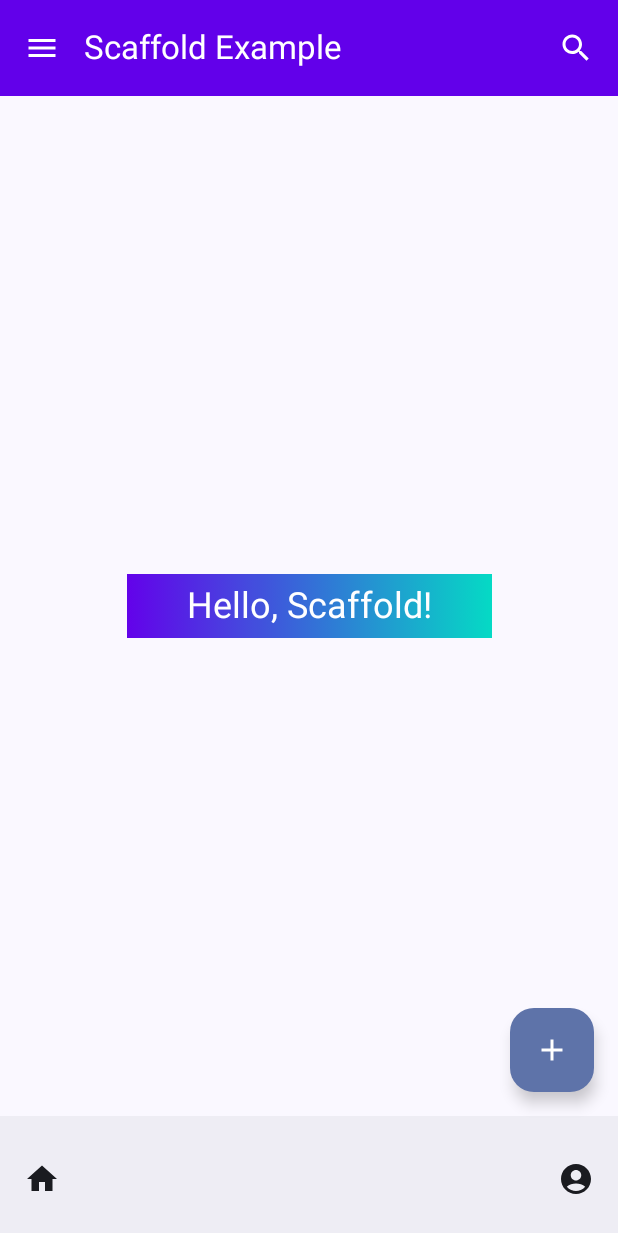
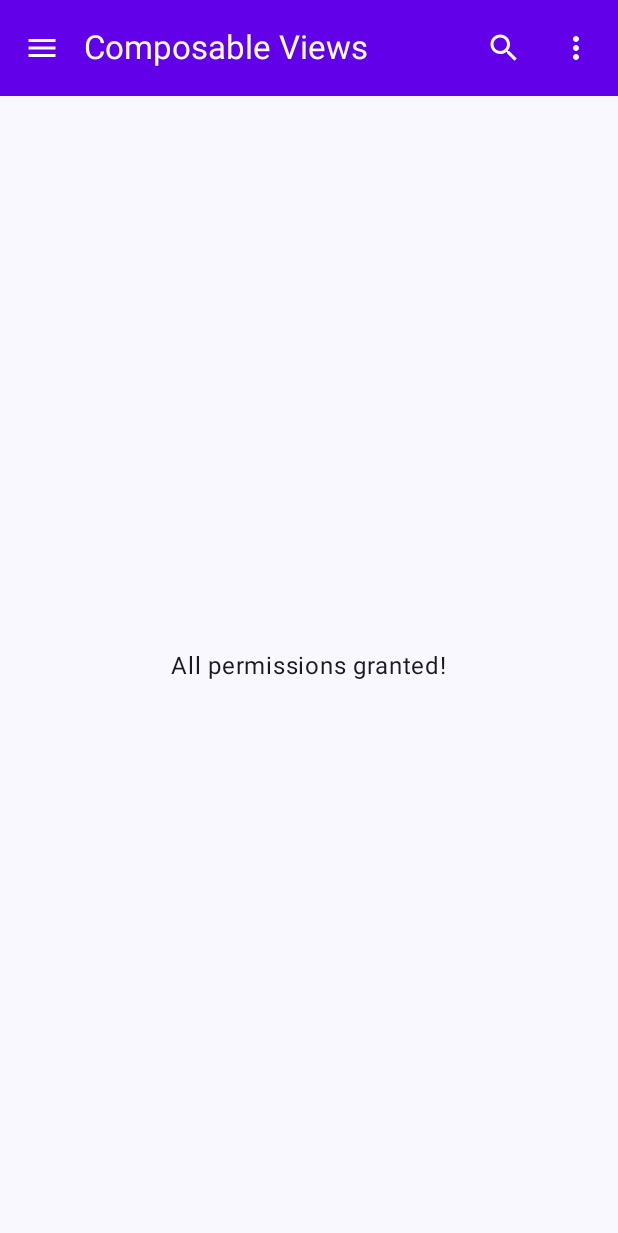
Before and after one commit to gauravdubey/ComposableViewDemo, an Android app built with Jetpack Compose: the screen it shows after launch (MainActivity), on a phone screen of 412 x 824 dp. Shown: the top 1233 px of the screen. Run offline under Robolectric (Android 15) with nearby library versions, the phone set to English and light mode, and no system bars.

Commit message:
Commiting Runtime Permission added

```diff
--- a/app/build.gradle.kts
+++ b/app/build.gradle.kts
@@ -64,7 +64,7 @@ dependencies {
     implementation(libs.material3)
     implementation(libs.ui)
     implementation(libs.androidx.foundation)
-    implementation(libs.androidx.material3.v120)
+    implementation(libs.accompanist.permissions)
 
     testImplementation(libs.junit)
     androidTestImplementation(libs.androidx.junit)
--- a/app/src/main/java/com/gaurav/composableviewdemo/MainActivity.kt
+++ b/app/src/main/java/com/gaurav/composableviewdemo/MainActivity.kt
@@ -11,13 +11,16 @@ import androidx.compose.material3.Scaffold
 import androidx.compose.runtime.Composable
 import androidx.compose.ui.Modifier
 import androidx.compose.ui.tooling.preview.Preview
+import com.gaurav.composableviewdemo.composableview.AccompanistPermissionExample
 import com.gaurav.composableviewdemo.composableview.AllTextFieldViews
 import com.gaurav.composableviewdemo.composableview.CheckboxViews
 import com.gaurav.composableviewdemo.composableview.CollapsableToolbarExample
 import com.gaurav.composableviewdemo.composableview.CompleteToolBarScreen
+import com.gaurav.composableviewdemo.composableview.CountdownScreen
 import com.gaurav.composableviewdemo.composableview.CustomToolBar
 import com.gaurav.composableviewdemo.composableview.DialogViewExample
 import com.gaurav.composableviewdemo.composableview.DropdownMenuViews
+import com.gaurav.composableviewdemo.composableview.MultiplePermissionsExample
 import com.gaurav.composableviewdemo.composableview.MyScaffoldViewExample
 import com.gaurav.composableviewdemo.composableview.RadioButtonViews
 import com.gaurav.composableviewdemo.composableview.SwitchViewsDemo
@@ -32,10 +35,10 @@ class MainActivity : ComponentActivity() {
 //                ColumnViewWithAlignment()
 //                RowViewsWithAlignment()
 //                ButtonViews()
-//                MainScreen()
+                MainScreen()
 //                CompleteToolBarScreen()
 //                CollapsableToolbarExample()
-                MyScaffoldViewExample()
+//                MyScaffoldViewExample()
             }
         }
     }
@@ -55,13 +58,16 @@ fun MainScreen() {
                     .fillMaxSize()
                     .padding(padding)
             ) {
-                AllTextFieldViews()
+//                AllTextFieldViews()
 //                ImageViewExample()
 //                CheckboxViews()
 //                RadioButtonViews()
 //                SwitchViewsDemo()
 //                DropdownMenuViews()
 //                DialogViewExample()
+//                CountdownScreen()
+//                MultiplePermissionsExample()
+                AccompanistPermissionExample()
             }
         }
     )
--- /dev/null
+++ b/app/src/main/java/com/gaurav/composableviewdemo/composableview/AccompanistPermissionsExample.kt
@@ -0,0 +1,57 @@
+package com.gaurav.composableviewdemo.composableview
+
+import androidx.compose.foundation.layout.Arrangement
+import androidx.compose.foundation.layout.Column
+import androidx.compose.foundation.layout.Spacer
+import androidx.compose.foundation.layout.fillMaxSize
+import androidx.compose.foundation.layout.height
+import androidx.compose.foundation.layout.padding
+import androidx.compose.material3.Button
+import androidx.compose.material3.Text
+import androidx.compose.runtime.Composable
+import androidx.compose.ui.Alignment
+import androidx.compose.ui.Modifier
+import androidx.compose.ui.unit.dp
+import com.google.accompanist.permissions.ExperimentalPermissionsApi
+import com.google.accompanist.permissions.rememberMultiplePermissionsState
+
+@OptIn(ExperimentalPermissionsApi::class)
+@Composable
+fun AccompanistPermissionExample() {
+    val permissionsState = rememberMultiplePermissionsState(
+        permissions = listOf(
+            android.Manifest.permission.CAMERA,
+            android.Manifest.permission.ACCESS_FINE_LOCATION
+        )
+    )
+
+    Column(
+        modifier = Modifier
+            .fillMaxSize()
+            .padding(16.dp),
+        verticalArrangement = Arrangement.Center,
+        horizontalAlignment = Alignment.CenterHorizontally
+    ) {
+        when {
+            permissionsState.allPermissionsGranted -> {
+                Text("All permissions granted!")
+            }
+
+            permissionsState.shouldShowRationale -> {
+                Text("Permissions required for app functionality.")
+                Spacer(modifier = Modifier.height(8.dp))
+                Button(onClick = { permissionsState.launchMultiplePermissionRequest() }) {
+                    Text("Grant Permissions")
+                }
+            }
+
+            else -> {
+                Text("Permissions not granted.")
+                Spacer(modifier = Modifier.height(8.dp))
+                Button(onClick = { permissionsState.launchMultiplePermissionRequest() }) {
+                    Text("Request Permissions")
+                }
+            }
+        }
+    }
+}
--- a/app/src/main/java/com/gaurav/composableviewdemo/composableview/ToobarViewExample.kt
+++ b/app/src/main/java/com/gaurav/composableviewdemo/composableview/ToobarViewExample.kt
@@ -152,6 +152,5 @@ fun ToolbarViewExample(onTextChange: (String) -> Unit) {
             navigationIconContentColor = Color.White// Title text color
         )
 
-//                elevation = 8.dp // Elevation of the toolbar
     )
 }
--- a/app/src/main/java/com/gaurav/composableviewdemo/composableview/ToolbarView.kt
+++ b/app/src/main/java/com/gaurav/composableviewdemo/composableview/ToolbarView.kt
@@ -13,6 +13,7 @@ import androidx.compose.material3.TopAppBar
 import androidx.compose.material3.TopAppBarDefaults
 import androidx.compose.runtime.Composable
 import androidx.compose.ui.graphics.Color
+import androidx.compose.ui.tooling.preview.Preview
 
 /**
  * This is the simple toolbar
@@ -38,6 +39,7 @@ fun SimpleToolbar() {
 /**
  * This is the custom toolbar
  */
+@Preview
 @OptIn(ExperimentalMaterial3Api::class)
 @Composable
 fun CustomToolBar() {
```
Also changed, not shown: app/src/main/AndroidManifest.xml (+7 -0 lines), app/src/main/java/com/gaurav/composableviewdemo/composableview/CountdownTimeView.kt (added, +73 -0 lines), app/src/main/java/com/gaurav/composableviewdemo/composableview/RuntimePermissionExample.kt (added, +105 -0 lines), gradle/libs.versions.toml (+7 -7 lines).
